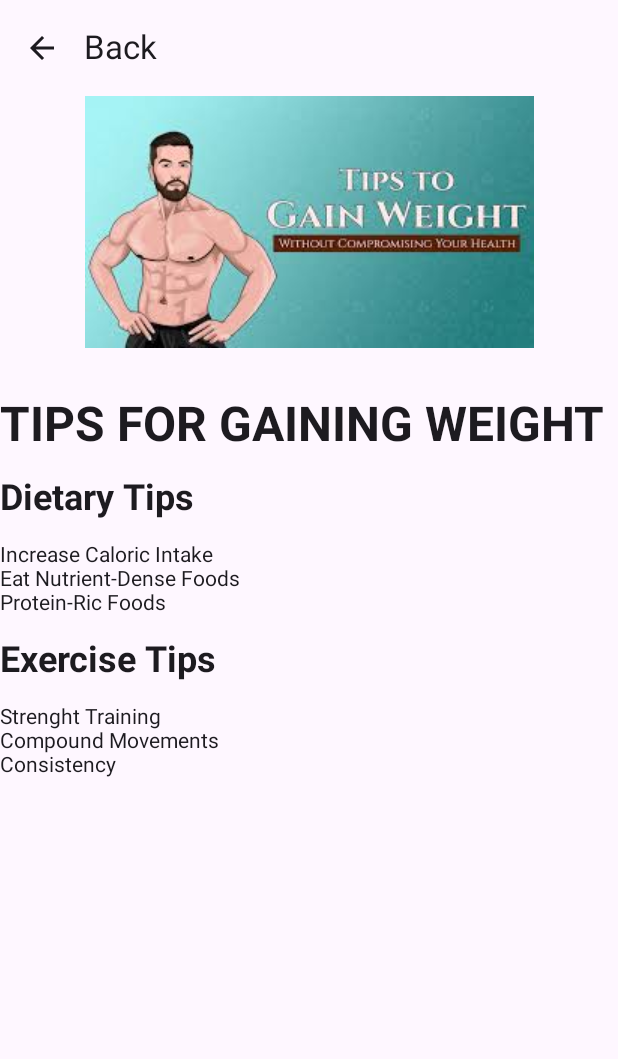
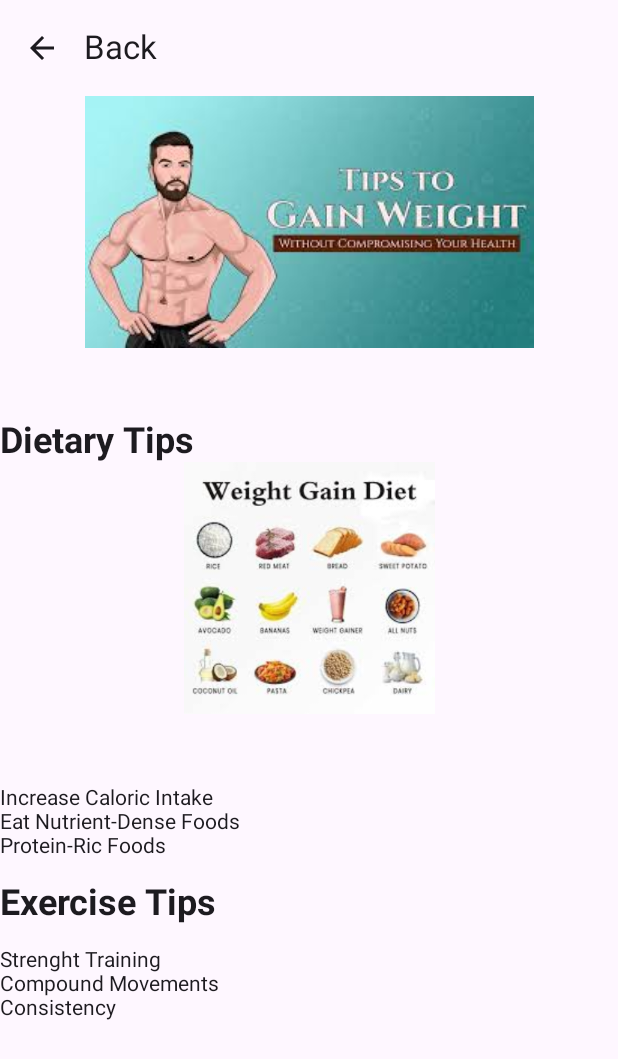
Before and after one commit to diogodiogo2002/ProgAvancada, an Android app built with Jetpack Compose: the composable GainWeightScreen shown on its own in the app's theme, on a phone screen of 412 x 824 dp. Shown: the top 1059 px of the screen. Run offline under Robolectric (Android 15) with nearby library versions, the phone set to English and light mode, and no system bars; 2 statements that could not run were skipped.

Commit message:
Adicionada imagem dieta para ganhar peso

```diff
--- a/FitnessApp/app/src/main/java/com/example/fitnessapp/GainWeightScreen.kt
+++ b/FitnessApp/app/src/main/java/com/example/fitnessapp/GainWeightScreen.kt
@@ -48,14 +48,19 @@ fun GainWeightScreen(navController: NavController) {
                     .height(200.dp)
                     .padding(bottom = 32.dp)
             )
-            Text("TIPS FOR GAINING WEIGHT",
-                fontSize = 32.sp, // Using the custom fontSize modifier
-                fontWeight = FontWeight.Bold
-            )
+
             Spacer(modifier = Modifier.height(16.dp))
             Text("Dietary Tips",
                 fontSize = 24.sp, // Using the custom fontSize modifier
                 fontWeight = FontWeight.Bold
+            )
+            Image(
+                painter = painterResource(id = R.drawable.dietagain),
+                contentDescription = "Logo",
+                modifier = Modifier
+                    .fillMaxWidth()
+                    .height(200.dp)
+                    .padding(bottom = 32.dp)
             )
             Spacer(modifier = Modifier.height(16.dp))
             Text("Increase Caloric Intake")
```
Also changed, not shown: FitnessApp/app/src/main/res/drawable/dietagain.jpeg (added).
